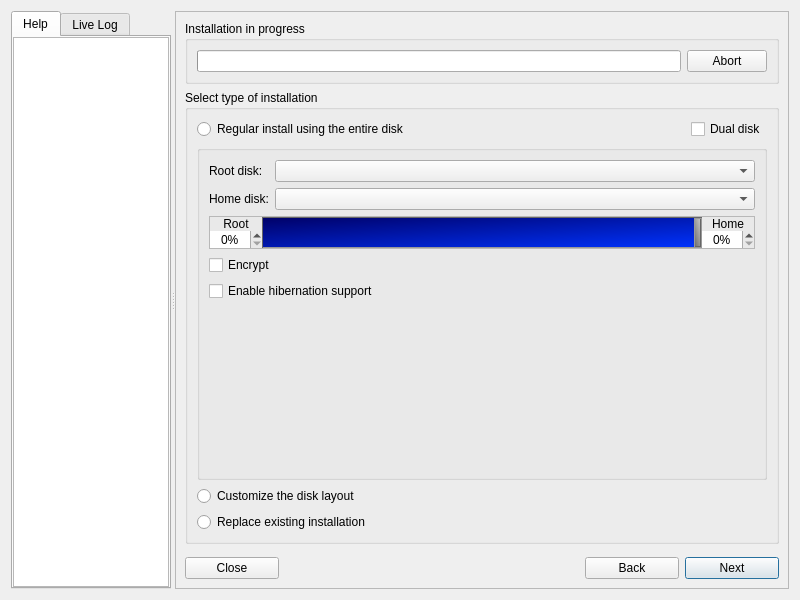
This is meinstall.ui in gazelle-installer/gazelle-installer as Qt 5 draws it before an edit. The edited form follows.
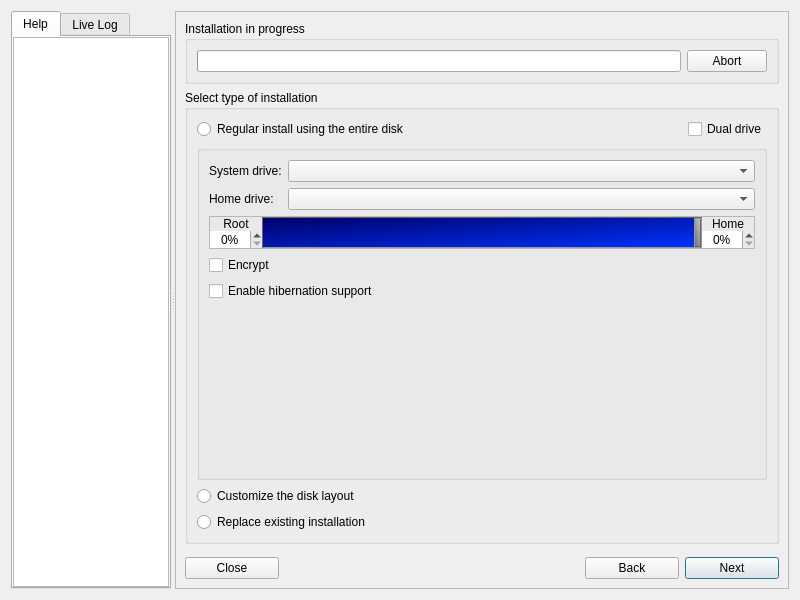
This is the edited form. The open tabs and pages were chosen to show the change. Icons and pictures are not drawn. Custom widgets are drawn as their Qt base class.

Commit message: Rename instances of "drive" to "disk" to cover non-disky drives. Root drive -> System drive (contains more than the root partition). Disk page -> Installation page (not just selecting one disk).

The edit to the form file:
```diff
--- a/meinstall.ui
+++ b/meinstall.ui
@@ -357,7 +357,7 @@
               <item row="0" column="1">
                <widget class="QCheckBox" name="checkDualDisk">
                 <property name="text">
-                 <string>Dual disk</string>
+                 <string>Dual drive</string>
                 </property>
                </widget>
               </item>
@@ -367,7 +367,7 @@
                  <item row="0" column="0">
                   <widget class="QLabel" name="labelDiskRoot">
                    <property name="text">
-                    <string>Root disk:</string>
+                    <string>System drive:</string>
                    </property>
                   </widget>
                  </item>
@@ -377,7 +377,7 @@
                  <item row="1" column="0">
                   <widget class="QLabel" name="labelDiskHome">
                    <property name="text">
-                    <string>Home disk:</string>
+                    <string>Home drive:</string>
                    </property>
                   </widget>
                  </item>
```
Left out of the diff: 22 changed lines with no effect on the pictures. The commit also changes 3 other files.
